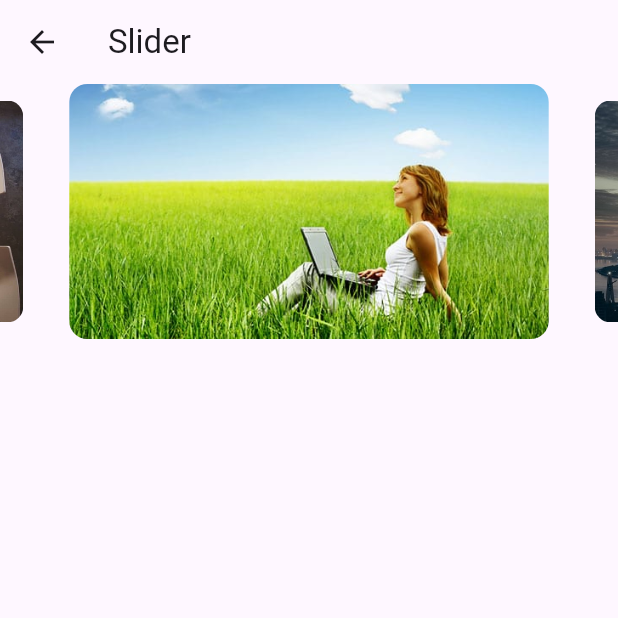
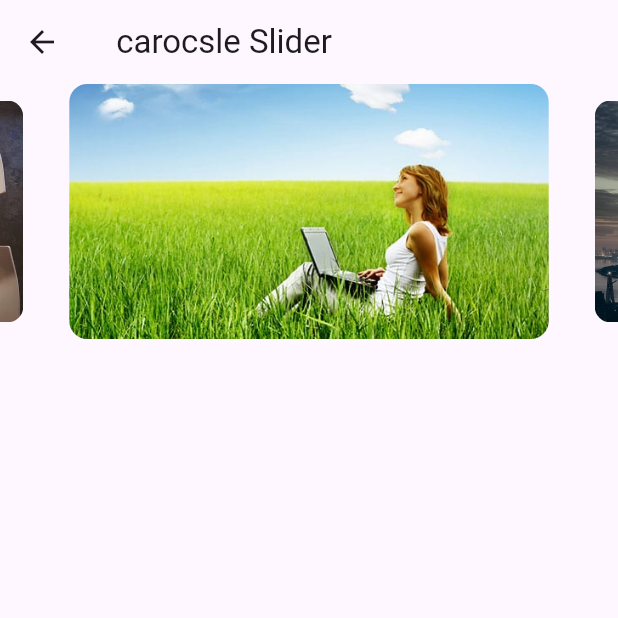
Before and after one commit to AlexMajumder/ui_components_hub, a Flutter app: the SliderScreen screen opened directly, on a phone screen of 412 x 824 dp, the top half of it. Run offline on Flutter 3.47's test engine with Material 3 defaults, Android fonts, the phone set to English and light mode, and no system bars; drawn by our look-alikes of carousel_slider.

Commit message:
Update slider_screen.dart

```diff
--- a/lib/screens/slider_screen.dart
+++ b/lib/screens/slider_screen.dart
@@ -12,7 +12,7 @@ class _SliderScreenState extends State<SliderScreen> {
   @override
   Widget build(BuildContext context) {
     return Scaffold(
-      appBar: AppBar(title: const Text('Slider'),),
+      appBar: AppBar(title: const Text(' carocsle Slider'),),
       body: PictureSliderWidget(),
     );
   }
```
